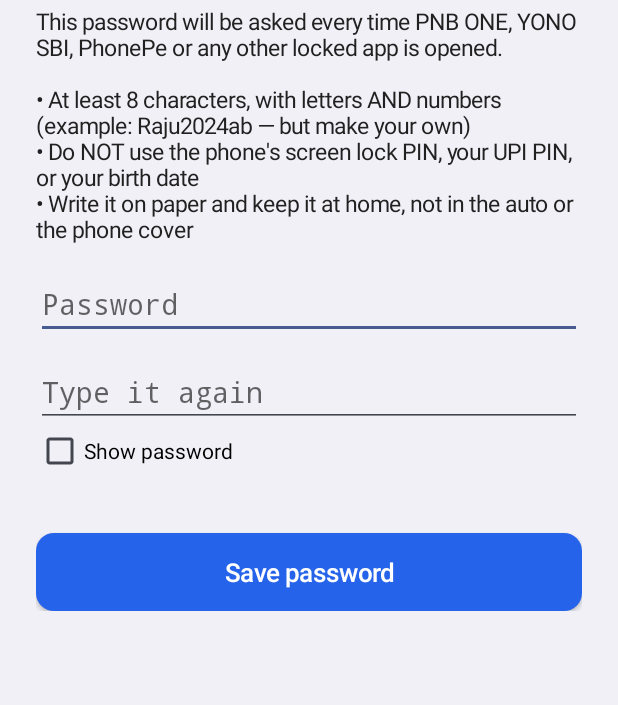
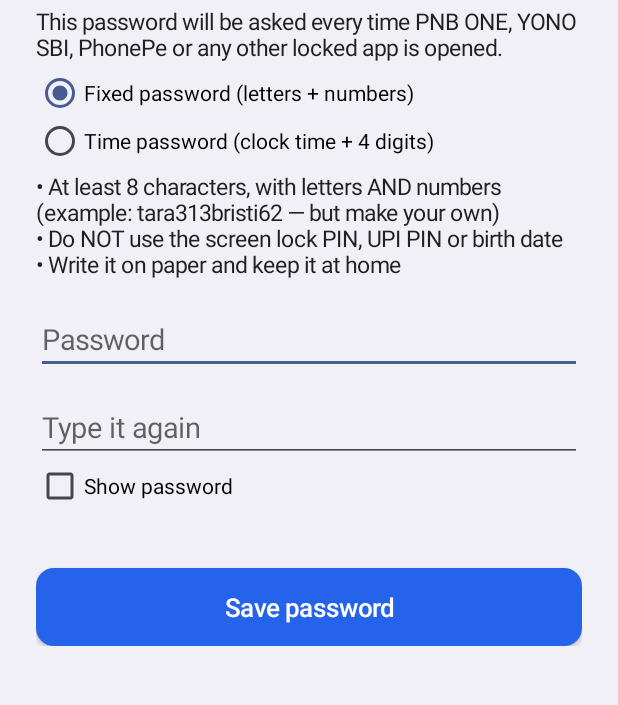
Before and after one commit to shivarghyadas-code/App-locker-, an Android app: the screen it shows after launch (MainActivity), on a phone screen of 412 x 824 dp, the part 227-932 px from its top. Run offline under Robolectric (Android 15) with nearby library versions, the phone set to English and light mode, and no system bars.

Commit message:
Time password: clock time (HHMM) + 4 digits, changes every minute
Co-Authored-By: Claude Opus 5.5 <noreply@anthropic.com>
Claude-Session: https://claude.ai/code/session_01MeXeKB884KViGoBdd3UPo2

```diff
--- a/app/build.gradle
+++ b/app/build.gradle
@@ -15,8 +15,8 @@ android {
         applicationId 'com.shivarghya.applocker'
         minSdk 26          // Poco M3 ships Android 10+ (MIUI 12/13)
         targetSdk 34
-        versionCode 5
-        versionName '1.4'
+        versionCode 6
+        versionName '1.5'
     }
 
     signingConfigs {
--- a/app/src/main/java/com/shivarghya/applocker/MainActivity.java
+++ b/app/src/main/java/com/shivarghya/applocker/MainActivity.java
@@ -107,11 +107,20 @@ public class MainActivity extends Activity {
         TextView t = text(change ? "New password" : "🔒 Create your App Locker password", 22, true);
         col.addView(t);
         col.addView(text("This password will be asked every time PNB ONE, YONO SBI, PhonePe or any "
-                + "other locked app is opened.\n\n"
-                + "• At least 8 characters, with letters AND numbers (example: Raju2024ab — "
-                + "but make your own)\n"
-                + "• Do NOT use the phone's screen lock PIN, your UPI PIN, or your birth date\n"
-                + "• Write it on paper and keep it at home, not in the auto or the phone cover", 15, false));
+                + "other locked app is opened.", 15, false));
+
+        RadioGroup kind = new RadioGroup(this);
+        RadioButton rFixed = new RadioButton(this), rTime = new RadioButton(this);
+        rFixed.setText("Fixed password (letters + numbers)");
+        rTime.setText("Time password (clock time + 4 digits)");
+        rFixed.setId(2001);
+        rTime.setId(2002);
+        kind.addView(rFixed);
+        kind.addView(rTime);
+        col.addView(kind);
+
+        TextView info = text("", 15, false);
+        col.addView(info);
 
         EditText p1 = passField("Password");
         EditText p2 = passField("Type it again");
@@ -120,15 +129,36 @@ public class MainActivity extends Activity {
 
         CheckBox show = new CheckBox(this);
         show.setText("Show password");
-        show.setOnCheckedChangeListener((v, on) -> {
-            int type = InputType.TYPE_CLASS_TEXT | (on ? InputType.TYPE_TEXT_VARIATION_VISIBLE_PASSWORD
+        col.addView(show);
+
+        final boolean[] timeKind = {false};
+        Runnable apply = () -> {
+            boolean tm = timeKind[0], on = show.isChecked();
+            int type = tm ? InputType.TYPE_CLASS_NUMBER | (on ? 0 : InputType.TYPE_NUMBER_VARIATION_PASSWORD)
+                    : InputType.TYPE_CLASS_TEXT | (on ? InputType.TYPE_TEXT_VARIATION_VISIBLE_PASSWORD
                     : InputType.TYPE_TEXT_VARIATION_PASSWORD);
             p1.setInputType(type);
             p2.setInputType(type);
             p1.setTypeface(Typeface.DEFAULT);
             p2.setTypeface(Typeface.DEFAULT);
+            p1.setHint(tm ? "Your 4 digits" : "Password");
+            info.setText(tm
+                    ? "The password changes every minute: type the time shown on the phone's clock, "
+                    + "then your 4 digits.\n\nExample with 1972:\n• at 12:41 → 12411972\n"
+                    + "• at 9:05 → 9051972 (or 09051972)\n\nIf the minute changes while typing, "
+                    + "the previous minute also works."
+                    : "• At least 8 characters, with letters AND numbers (example: tara313bristi62 — "
+                    + "but make your own)\n• Do NOT use the screen lock PIN, UPI PIN or birth date\n"
+                    + "• Write it on paper and keep it at home");
+        };
+        kind.setOnCheckedChangeListener((g, id) -> {
+            timeKind[0] = id == 2002;
+            p1.setText("");
+            p2.setText("");
+            apply.run();
         });
-        col.addView(show);
+        show.setOnCheckedChangeListener((v, on) -> apply.run());
+        kind.check(Store.hasPassword(this) && Store.timeMode(this) ? 2002 : 2001);
 
         TextView err = text("", 15, false);
         err.setTextColor(0xFFD32F2F);
@@ -137,12 +167,13 @@ public class MainActivity extends Activity {
         Button save = bigButton("Save password");
         save.setOnClickListener(v -> {
             String a = p1.getText().toString(), c = p2.getText().toString();
-            String weak = Store.weakness(a);
+            boolean tm = timeKind[0];
+            String weak = tm ? Store.timeWeakness(a) : Store.weakness(a);
             if (weak != null) { err.setText(weak); return; }
-            if (!a.equals(c)) { err.setText("The two passwords are not the same."); return; }
+            if (!a.equals(c)) { err.setText("The two entries are not the same."); return; }
             save.setEnabled(false);
             new Thread(() -> {
-                Store.setPassword(this, a);
+                if (tm) Store.setTimePassword(this, a); else Store.setPassword(this, a);
                 runOnUiThread(() -> {
                     adminOk = true;
                     stoppedAt = 0;
@@ -257,7 +288,9 @@ public class MainActivity extends Activity {
         c3.addView(rg);
         c3.addView(text("Apps also lock again when you leave them and whenever the screen turns off.", 13, false));
 
-        Button chg = smallButton("Change password");
+        c3.addView(text("\nPassword type: " + (Store.timeMode(this)
+                ? "Time password (clock time + your 4 digits)" : "Fixed password"), 14, false));
+        Button chg = smallButton("Change password / password type");
         chg.setOnClickListener(v -> showPasswordForm(true));
         c3.addView(chg);
 
```
Also changed, not shown: app/src/main/java/com/shivarghya/applocker/LockActivity.java (+16 -7 lines), app/src/main/java/com/shivarghya/applocker/Store.java (+41 -0 lines), 1 other file.
